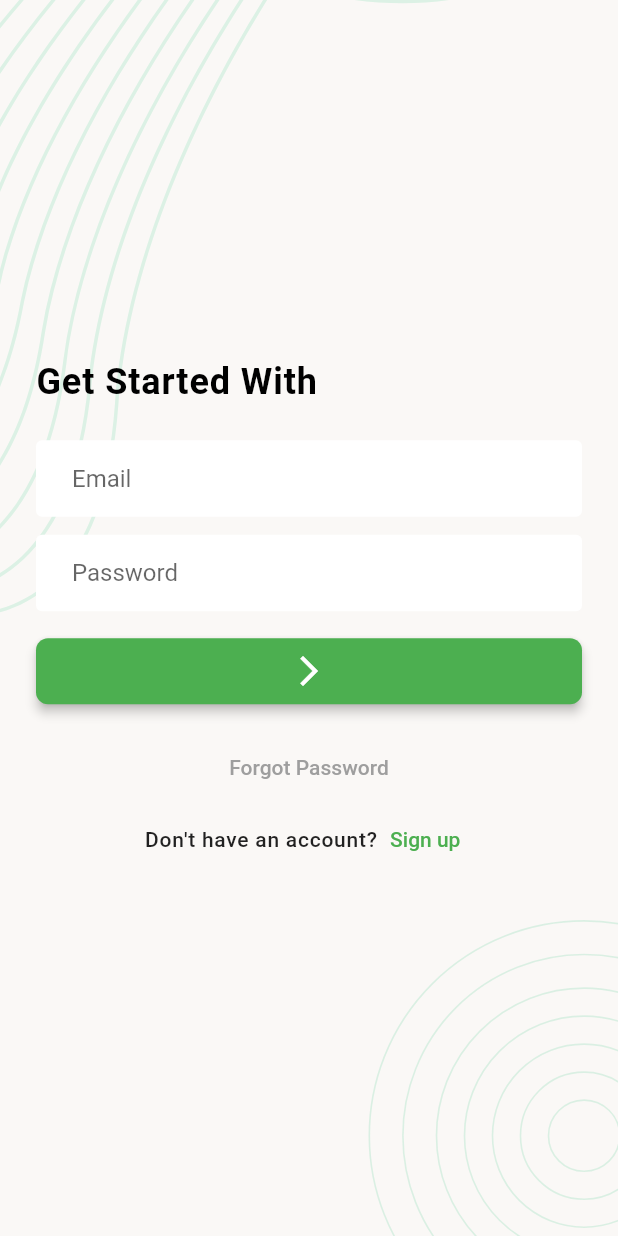
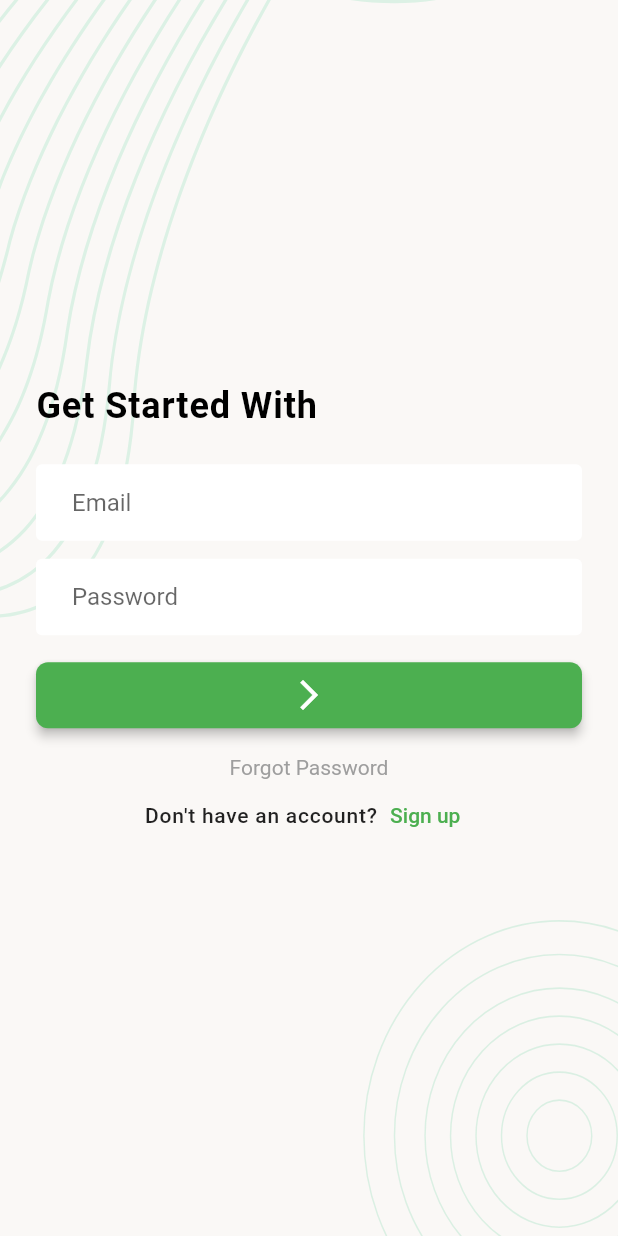
Before and after one commit to khalid063/Task-Manager, a Flutter app: the screen it shows after launch, on a phone screen of 412 x 824 dp. Run offline on Flutter 3.47's test engine with Material 2 defaults, Android fonts, the phone set to English and light mode, and no system bars; our stand-ins replace flutter_svg.

Commit message:
Login Design is Done 2

```diff
--- a/lib/app.dart
+++ b/lib/app.dart
@@ -36,8 +36,35 @@ class TaskManagerApp extends StatelessWidget {
         )
       ),
       darkTheme: ThemeData(
-        brightness: Brightness.dark,
+          brightness: Brightness.light,
+          primarySwatch: Colors.amber,
+          inputDecorationTheme: const InputDecorationTheme(
+              filled: true,
+              fillColor: Colors.white,
+              contentPadding: EdgeInsets.symmetric(horizontal: 24, vertical: 16),
+              border: OutlineInputBorder(borderSide: BorderSide.none)
+          ),
+          textTheme: const TextTheme(
+              titleLarge: TextStyle(
+                fontSize: 24,
+                color: Colors.black,
+                fontWeight: FontWeight.w600,
+                letterSpacing: 0.6,
+              )
+          ),
+          elevatedButtonTheme: ElevatedButtonThemeData(
+              style: ElevatedButton.styleFrom(
+                  padding: EdgeInsets.symmetric(vertical: 10),
+                  elevation: 3,
+                  shape: RoundedRectangleBorder(
+                      borderRadius: BorderRadius.circular(8)
+                  )
+              )
+          )
       ),
+      ///*** we can make Theme switch by using "themeMode"
+      ///*** themeMode: ThemeMode.dark, -> that means, theme will be dark theme
+      ///*** themeMode: ThemeMode.light, -> theme will be light
       themeMode: ThemeMode.light,
       home: const SplashScreen(),
     );
--- a/lib/ui/screens/login_screen.dart
+++ b/lib/ui/screens/login_screen.dart
@@ -31,6 +31,8 @@ class LoginScreen extends StatelessWidget {
                 obscureText: true,
                   decoration: const InputDecoration(
                       hintText: 'Password',
+                    /// if we want show and hide icon,
+                    //prefixIcon: IconButton(onPressed: () {}, icon: Icon(Icons.remove_red_eye)),
                   )
               ),
                 SizedBox(height: 16,),
@@ -41,8 +43,8 @@ class LoginScreen extends StatelessWidget {
                 ),
                 SizedBox(height: 16,),
                 Center(
-                child: TextButton(
-                  onPressed: () {},
+                child: InkWell(       ///*** for Removing the outside padding of Text Button
+                  onTap: () {},
                   child: Text(
                     'Forgot Password',
                     style: TextStyle(color: Colors.grey),
--- a/lib/ui/widgets/screen_background.dart
+++ b/lib/ui/widgets/screen_background.dart
@@ -17,10 +17,11 @@ class ScreenBackground extends StatelessWidget {
           height: double.infinity,
           child: SvgPicture.asset(
             AssetsUtils.backgroundSVG,
-            fit: BoxFit.fitHeight,
+            fit: BoxFit.fill,
           ),
         ),
-        child
+        child,
+        ///SafeArea(child: child)       ///*** if you want to use "safeArea" on whole side
       ],
     );
   }
```
Also changed, not shown: 1 other file.
